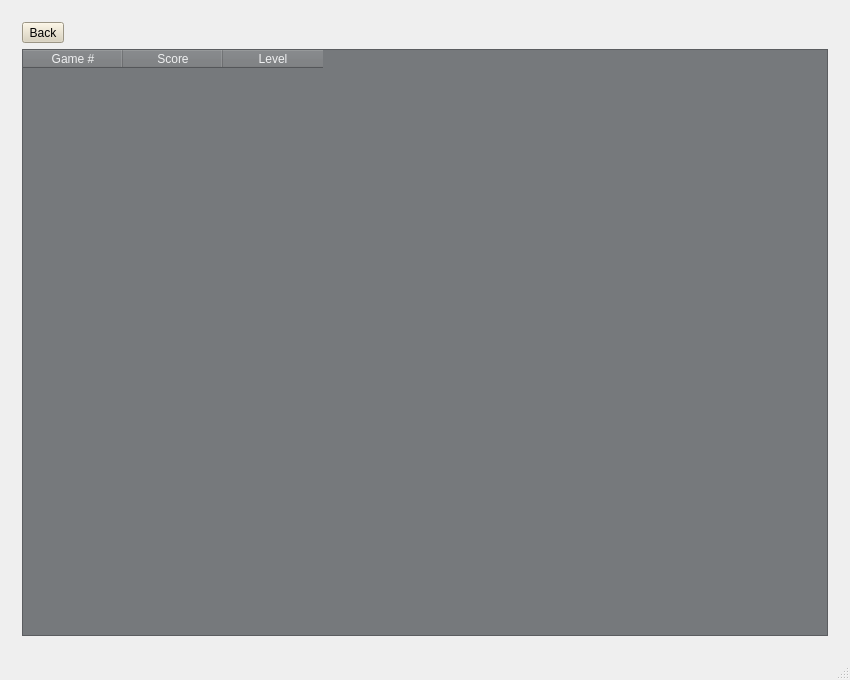
This is mainwindow.ui in nphelpsiv/Education-App as Qt 5 draws it before an edit. The edited form follows.
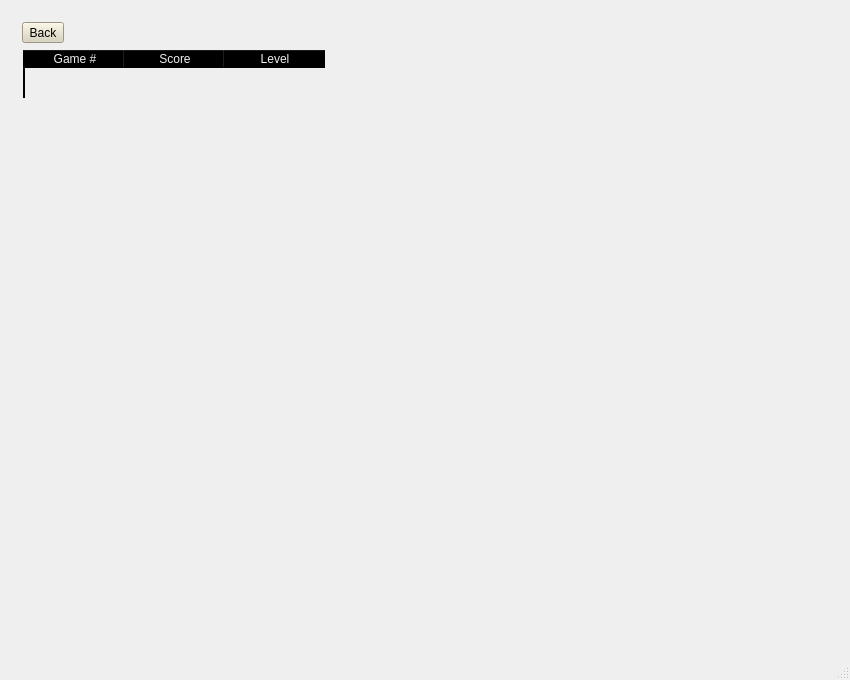
This is the edited form. The open tabs and pages were chosen to show the change. Icons and pictures are not drawn.

Patch:
```diff
--- a/mainwindow.ui
+++ b/mainwindow.ui
@@ -2039,10 +2039,10 @@
              </colorrole>
              <colorrole role="Button">
               <brush brushstyle="SolidPattern">
-               <color alpha="255">
-                <red>118</red>
-                <green>121</green>
-                <blue>124</blue>
+               <color alpha="0">
+                <red>0</red>
+                <green>0</green>
+                <blue>0</blue>
                </color>
               </brush>
              </colorrole>
@@ -2110,20 +2110,20 @@
               </brush>
              </colorrole>
              <colorrole role="Base">
-              <brush brushstyle="SolidPattern">
+              <brush brushstyle="NoBrush">
                <color alpha="255">
-                <red>118</red>
-                <green>121</green>
-                <blue>124</blue>
+                <red>0</red>
+                <green>0</green>
+                <blue>0</blue>
                </color>
               </brush>
              </colorrole>
              <colorrole role="Window">
               <brush brushstyle="SolidPattern">
-               <color alpha="255">
-                <red>118</red>
-                <green>121</green>
-                <blue>124</blue>
+               <color alpha="0">
+                <red>0</red>
+                <green>0</green>
+                <blue>0</blue>
                </color>
               </brush>
              </colorrole>
@@ -2194,10 +2194,10 @@
              </colorrole>
              <colorrole role="Button">
               <brush brushstyle="SolidPattern">
-               <color alpha="255">
-                <red>118</red>
-                <green>121</green>
-                <blue>124</blue>
+               <color alpha="0">
+                <red>0</red>
+                <green>0</green>
+                <blue>0</blue>
                </color>
               </brush>
              </colorrole>
@@ -2265,20 +2265,20 @@
               </brush>
              </colorrole>
              <colorrole role="Base">
-              <brush brushstyle="SolidPattern">
+              <brush brushstyle="NoBrush">
                <color alpha="255">
-                <red>118</red>
-                <green>121</green>
-                <blue>124</blue>
+                <red>0</red>
+                <green>0</green>
+                <blue>0</blue>
                </color>
               </brush>
              </colorrole>
              <colorrole role="Window">
               <brush brushstyle="SolidPattern">
-               <color alpha="255">
-                <red>118</red>
-                <green>121</green>
-                <blue>124</blue>
+               <color alpha="0">
+                <red>0</red>
+                <green>0</green>
+                <blue>0</blue>
                </color>
               </brush>
              </colorrole>
@@ -2350,9 +2350,9 @@
              <colorrole role="Button">
               <brush brushstyle="SolidPattern">
                <color alpha="255">
-                <red>118</red>
-                <green>121</green>
-                <blue>124</blue>
+                <red>49</red>
+                <green>54</green>
+                <blue>59</blue>
                </color>
               </brush>
              </colorrole>
@@ -2422,18 +2422,18 @@
              <colorrole role="Base">
               <brush brushstyle="SolidPattern">
                <color alpha="255">
-                <red>118</red>
-                <green>121</green>
-                <blue>124</blue>
+                <red>49</red>
+                <green>54</green>
+                <blue>59</blue>
                </color>
               </brush>
              </colorrole>
              <colorrole role="Window">
               <brush brushstyle="SolidPattern">
                <color alpha="255">
-                <red>118</red>
-                <green>121</green>
-                <blue>124</blue>
+                <red>49</red>
+                <green>54</green>
+                <blue>59</blue>
                </color>
               </brush>
              </colorrole>
@@ -2501,8 +2501,13 @@
            <enum>Qt::SolidLine</enum>
           </property>
           <property name="rowCount">
-           <number>0</number>
+           <number>1</number>
           </property>
+          <row>
+           <property name="text">
+            <string/>
+           </property>
+          </row>
           <column>
            <property name="text">
             <string>Game #</string>
@@ -2518,6 +2523,11 @@
             <string>Level</string>
            </property>
           </column>
+          <item row="0" column="0">
+           <property name="text">
+            <string>Testing</string>
+           </property>
+          </item>
          </widget>
         </item>
        </layout>
```
Left out of the diff: 117 changed lines with no effect on the pictures.
